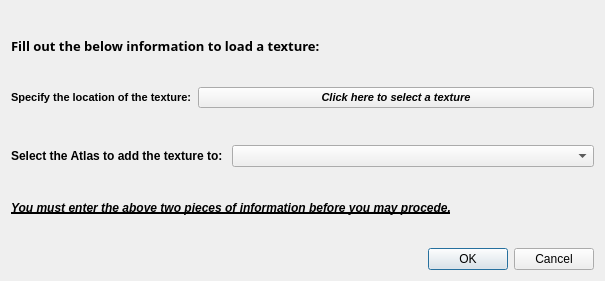
The window that GUI/Dialogs/chooseTexture.ui (Binyamin-Brion/TextureAtlasCreator) describes before a commit, drawn with Qt 5.
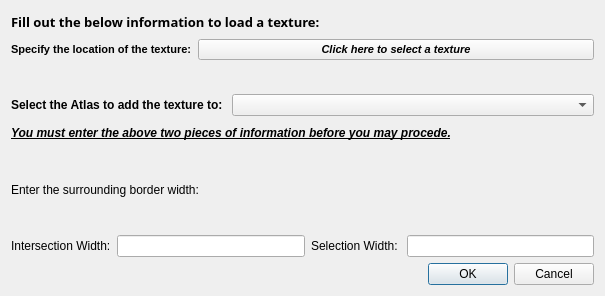
The same window after the commit.

Commit message: - User can now change the border widths of a selected texture: both the intersection    border width and the selection border width

Patch:
```diff
--- a/GUI/Dialogs/chooseTexture.ui
+++ b/GUI/Dialogs/chooseTexture.ui
@@ -7,7 +7,7 @@
     <x>0</x>
     <y>0</y>
     <width>605</width>
-    <height>281</height>
+    <height>296</height>
    </rect>
   </property>
   <property name="windowTitle">
@@ -137,6 +137,55 @@
      </item>
     </layout>
    </item>
+   <item>
+    <widget class="QLabel" name="label_5">
+     <property name="text">
+      <string/>
+     </property>
+    </widget>
+   </item>
+   <item>
+    <layout class="QHBoxLayout" name="horizontalLayout">
+     <item>
+      <widget class="QLabel" name="label_2">
+       <property name="text">
+        <string>Enter the surrounding border width:</string>
+       </property>
+      </widget>
+     </item>
+    </layout>
+   </item>
+   <item>
+    <widget class="QLabel" name="label_6">
+     <property name="text">
+      <string/>
+     </property>
+    </widget>
+   </item>
+   <item>
+    <layout class="QHBoxLayout" name="horizontalLayout_3">
+     <item>
+      <widget class="QLabel" name="label_3">
+       <property name="text">
+        <string>Intersection Width:</string>
+       </property>
+      </widget>
+     </item>
+     <item>
+      <widget class="QLineEdit" name="intersectionWidthLineEdit"/>
+     </item>
+     <item>
+      <widget class="QLabel" name="label_4">
+       <property name="text">
+        <string>Selection Width: </string>
+       </property>
+      </widget>
+     </item>
+     <item>
+      <widget class="QLineEdit" name="selectionBorderWidth"/>
+     </item>
+    </layout>
+   </item>
    <item>
     <widget class="QDialogButtonBox" name="buttonBox">
      <property name="orientation">
```
The commit also changes 39 other files.
